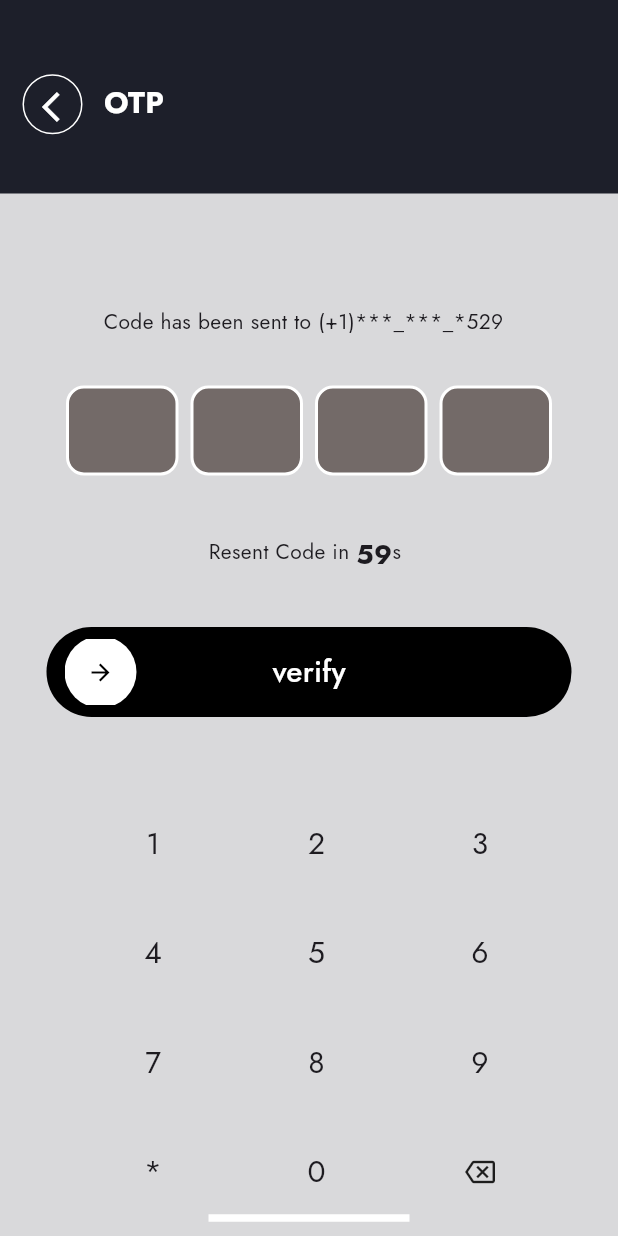
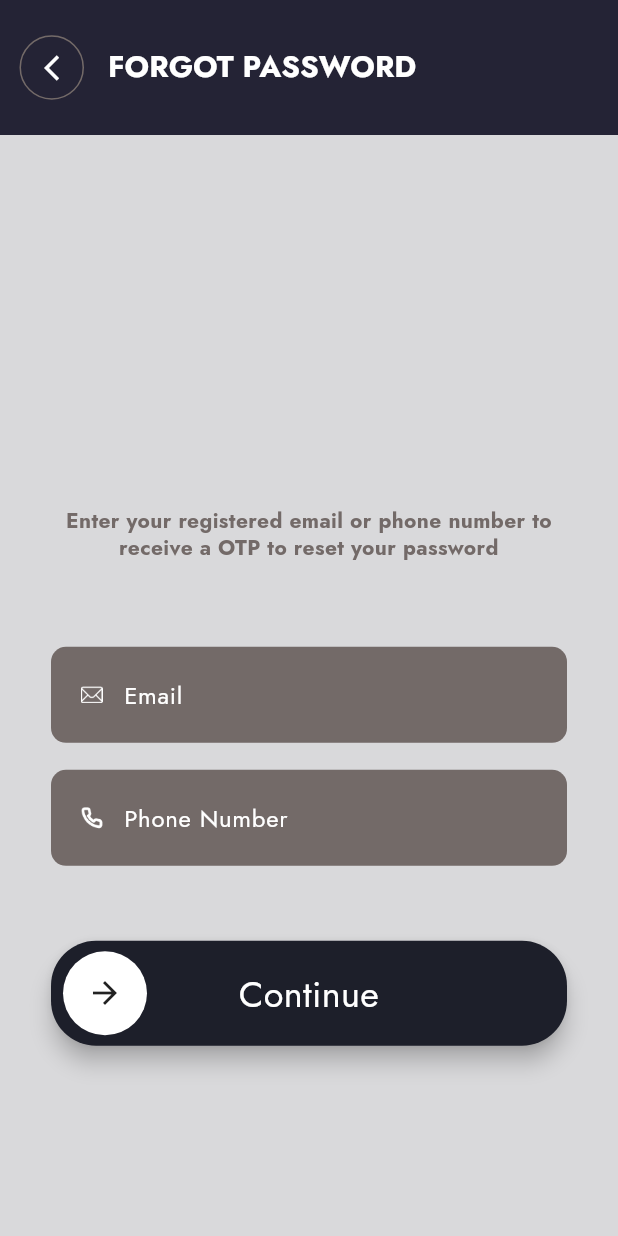
Before and after one commit to LearnbudsCarrer/SC-Flutter, a Flutter app: the screen it shows after launch, on a phone screen of 412 x 824 dp. Run offline on Flutter 3.47's test engine with Material 3 defaults, Android fonts, the phone set to English and light mode, and no system bars; drawn by our look-alikes of pinput, slide_to_act; our stand-ins replace google_fonts.

Commit message:
ForgotPasswordScreen

```diff
--- /dev/null
+++ b/lib/features/authentication/screens/forgotPassword.dart
@@ -0,0 +1,131 @@
+import 'package:flutter/material.dart';
+import 'package:service_provider/common/app_colors.dart';
+import 'package:service_provider/common/theme.dart';
+import 'package:slide_to_act/slide_to_act.dart';
+
+class ForgotPasswordScreen extends StatelessWidget {
+  ForgotPasswordScreen({super.key});
+
+  AppColors appColors = AppColors();
+  final _formkey = GlobalKey<FormState>();
+
+  final TextEditingController _emailController = TextEditingController();
+  final TextEditingController _phoneController = TextEditingController();
+
+  @override
+  Widget build(BuildContext context) {
+    return Scaffold(
+      appBar: AppBar(
+        toolbarHeight: 90,
+        title: Text("FORGOT PASSWORD"),
+        leading: Padding(
+          padding: const EdgeInsets.only(left: 13),
+          child: Container(
+              height: 40,
+              width: 40,
+              decoration: BoxDecoration(
+                border: Border.all(color: appColors.appGreyColor),
+                shape: BoxShape.circle,
+              ),
+              child: IconButton(
+                  hoverColor: Colors.transparent,
+                  highlightColor: Colors.transparent,
+                  onPressed: () {},
+                  icon: Icon(
+                    Icons.arrow_back_ios_new,
+                    size: 20,
+                  ))),
+        ),
+      ),
+      body: Form(
+        key: _formkey,
+        child: SingleChildScrollView(
+          child: Column(
+            mainAxisAlignment: MainAxisAlignment.center,
+            crossAxisAlignment: CrossAxisAlignment.center,
+            children: [
+              SizedBox(height: MediaQuery.of(context).size.height*0.3,),
+              Center(
+                child: Container(
+                    height: 44,
+                    width: 340,
+                    decoration: BoxDecoration(
+                        border: Border.all(color: Colors.transparent)),
+                    child: Text(
+                      "Enter your registered email or phone number to receive a OTP to reset your password",
+                      textAlign: TextAlign.center,
+                      style: TextStyle(
+                          height: 1.25,
+                          fontSize: 14,
+                          fontWeight: FontWeight.w700,
+                          color: appColors.appGreyColor),
+                    )),
+              ),
+              SizedBox(
+                height: 50,
+              ),
+              customTextField(
+                  imagePath: 'assets/images/email_icon.png',
+                  labelText: "Email",
+                  keyboardType: TextInputType.emailAddress,
+                  controller: _emailController),
+              SizedBox(
+                height: 18,
+              ),
+              customTextField(
+                  imagePath: 'assets/images/phone_logo.png',
+                  labelText: "Phone Number",
+                  keyboardType: TextInputType.phone,
+                  controller: _phoneController),
+                  SizedBox(
+                height: 50,
+              ),
+              Padding(
+                padding: const EdgeInsets.only(left: 34.0, right: 34.0),
+                child: SlideAction(
+              outerColor: appColors.appBarColor,
+              borderRadius: 30,
+              innerColor: appColors.appWhiteColor,
+              sliderButtonIcon: const Icon(Icons.arrow_forward),
+              text: "Continue",
+              onSubmit: () {
+              },
+            ),
+              )
+            ],
+          ),
+        ),
+      ),
+    );
+  }
+}
+
+Widget customTextField({
+  required String imagePath,
+  required String labelText,
+  required TextEditingController controller,
+  required TextInputType keyboardType,
+  String Function(String?)? validator,
+}) {
+  return Padding(
+    padding: const EdgeInsets.only(left: 34.0, right: 34.0),
+    child: TextFormField(
+      controller: controller,
+      validator: validator,
+      keyboardType: keyboardType,
+      decoration: InputDecoration(
+        prefixIconConstraints: BoxConstraints(minWidth: 25, minHeight: 25),
+        contentPadding: EdgeInsets.all(20.0),
+        labelText: labelText,
+        prefixIcon: Padding(
+          padding: const EdgeInsets.only(left: 20.0, right: 10.0),
+          child: Image.asset(
+            height: 18.98,
+            width: 14.5,
+            imagePath,
+          ),
+        ),
+      ),
+    ),
+  );
+}
--- a/lib/main.dart
+++ b/lib/main.dart
@@ -2,6 +2,7 @@ import 'package:flutter/material.dart';
 import 'package:service_provider/common/theme.dart';
 import 'package:service_provider/features/authentication/auth_code/pages/Otp_verification.dart';
 import 'package:service_provider/features/authentication/screens/createnewpassword.dart';
+import 'package:service_provider/features/authentication/screens/forgotPassword.dart';
 import 'package:service_provider/splash_screen.dart';
 
 void main() {
@@ -17,7 +18,7 @@ class MyApp extends StatelessWidget {
       debugShowCheckedModeBanner: false,
       title: 'MC provider',
       theme: darkTheme,
-      home: OTPScreen(),
+      home: ForgotPasswordScreen(),
     );
   }
 }
--- a/pubspec.yaml
+++ b/pubspec.yaml
@@ -65,6 +65,7 @@ flutter:
     - assets/images/splash_main_logo.png
     - assets/images/google_logo.png
     - assets/images/phone icon.jpeg
+    - assets/images/
 
   # An image asset can refer to one or more resolution-specific "variants", see
   # https://flutter.dev/to/resolution-aware-images
```
Also changed, not shown: assets/images/email_icon.png (added), assets/images/phone_logo.png (added).
